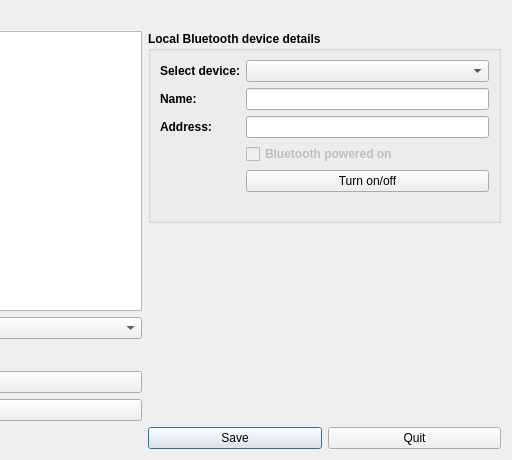
This is desktop-widgets/btdeviceselectiondialog.ui in subsurface/subsurface as Qt 5 draws it before an edit; both pictures show x 223 to 735 and y 0 to 460 of the 735 by 460 pixel window. The edited form follows.
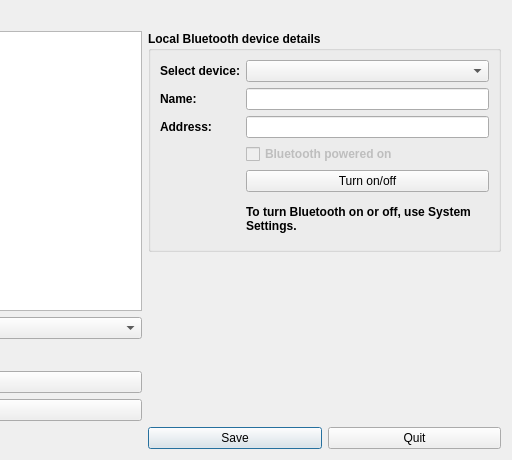
This is the edited form.

Commit message: desktop: Hide unsupported Bluetooth power control on macOS

What changed in the file:
```diff
--- a/desktop-widgets/btdeviceselectiondialog.ui
+++ b/desktop-widgets/btdeviceselectiondialog.ui
@@ -141,6 +141,16 @@
         </property>
        </widget>
       </item>
+      <item row="6" column="1">
+       <widget class="QLabel" name="bluetoothPowerGuidance">
+        <property name="text">
+         <string>To turn Bluetooth on or off, use System Settings.</string>
+        </property>
+        <property name="wordWrap">
+         <bool>true</bool>
+        </property>
+       </widget>
+      </item>
       <item row="1" column="1">
        <widget class="QComboBox" name="localSelectedDevice"/>
       </item>
```
The commit also changes 4 other files.
